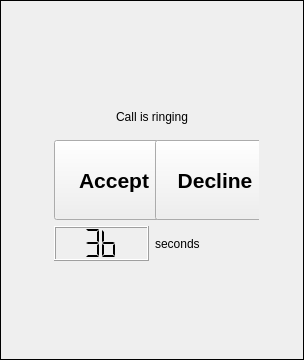
Before: the Qt Designer form ui/incomingcallwidget.ui in ultravideo/uvgComm, drawn with Qt 5.
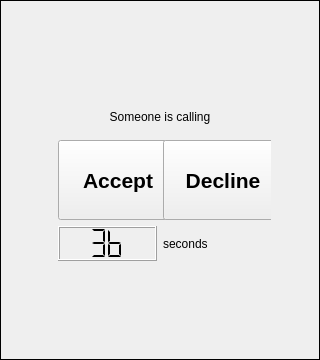
After: the same form once the commit is applied.

Commit message: Creating incoming widget and modified design for outgoing widget.

Patch:
```diff
--- a/ui/incomingcallwidget.ui
+++ b/ui/incomingcallwidget.ui
@@ -6,7 +6,7 @@
    <rect>
     <x>0</x>
     <y>0</y>
-    <width>304</width>
+    <width>320</width>
     <height>360</height>
    </rect>
   </property>
@@ -79,7 +79,7 @@
       <item row="0" column="0" colspan="2">
        <widget class="QLabel" name="label">
         <property name="text">
-         <string>Call is ringing</string>
+         <string>Someone is calling</string>
         </property>
         <property name="alignment">
          <set>Qt::AlignCenter</set>
```
Left out of the diff: 2 changed lines with no effect on the pictures. The commit also changes 3 other files.
